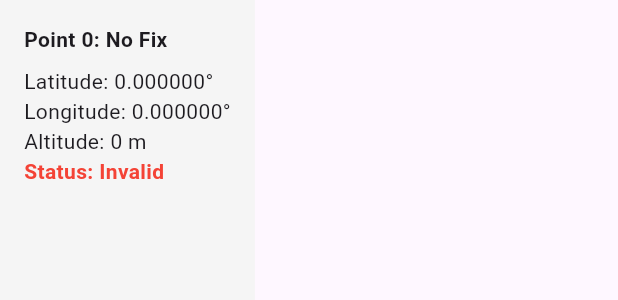
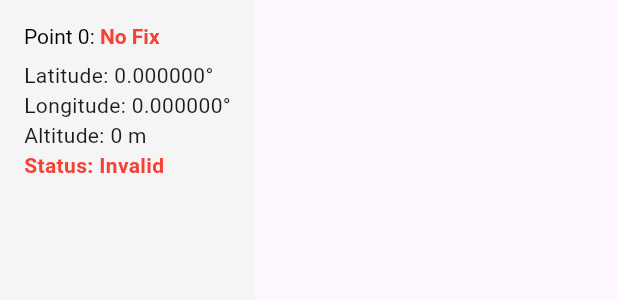
Before and after one commit to DolBich/map_of_points, a Flutter app: the _PointWidget widget shown alone on an empty page, opened directly with empty values, on a phone screen of 412 x 824 dp. Shown: the top 300 px of the screen. Run offline on Flutter 3.47's test engine with Material 3 defaults, Android fonts, the phone set to English and light mode, and no system bars; our stand-ins replace auto_route, dartz, equatable, file_picker, flutter_bloc, flutter_map and 1 more.

Commit message:
update: before design changes

```diff
--- a/lib/presentation/screens/map/map_screen.dart
+++ b/lib/presentation/screens/map/map_screen.dart
@@ -7,7 +7,7 @@ import 'package:map_of_points/domain/entities/gps_point.dart';
 import 'package:map_of_points/presentation/screens/map/widgets/map_widget.dart';
 
 part 'map_form.dart';
-part 'widgets.dart';
+part 'widgets/widgets.dart';
 
 @RoutePage()
 class MapScreen extends StatelessWidget {
--- /dev/null
+++ b/lib/presentation/screens/map/widgets/widgets.dart
@@ -0,0 +1,115 @@
+part of '../map_screen.dart';
+
+class _PointWidget extends StatelessWidget {
+  final GpsPoint point;
+
+  const _PointWidget({required this.point});
+
+  TextStyle _getFixStyle(int gpsFix) {
+    final Color color;
+    switch (gpsFix) {
+      case 3:
+        color = Colors.green;
+      case 2:
+        color = Colors.blue;
+      case 1:
+        color = Colors.orange;
+      case 0:
+        color = Colors.red;
+      default:
+        color = Colors.grey;
+    }
+
+    return TextStyle(
+      fontWeight: FontWeight.bold,
+      color: color,
+    );
+  }
+
+  @override
+  Widget build(BuildContext context) {
+    return Container(
+      padding: const EdgeInsets.all(16),
+      color: Colors.grey[100],
+      child: Column(
+        crossAxisAlignment: CrossAxisAlignment.start,
+        children: [
+          RichText(
+              text: TextSpan(
+                  children: [
+                    TextSpan(text: 'Point ${point.index}: ', style: TextStyle(color: Colors.black)),
+                    TextSpan(text: point.fixDescription, style: _getFixStyle(point.gpsFix)),
+                  ]
+              ),
+          ),
+          const SizedBox(height: 8),
+          Text('Latitude: ${point.latitudeInDegrees.toStringAsFixed(6)}°'),
+          Text('Longitude: ${point.longitudeInDegrees.toStringAsFixed(6)}°'),
+          Text('Altitude: ${point.altitude} m'),
+          Text(
+            'Status: ${point.isValid ? "Valid" : "Invalid"}',
+            style: TextStyle(
+              color: point.isValid ? Colors.green : Colors.red,
+              fontWeight: FontWeight.bold,
+            ),
+          ),
+        ],
+      ),
+    );
+  }
+}
+
+class _TimelineSlider extends StatelessWidget {
+  const _TimelineSlider();
+
+  BoxDecoration get _decoration {
+    return BoxDecoration(
+      color: Colors.white,
+      boxShadow: [
+        BoxShadow(
+          color: Colors.black.withAlpha(25),
+          blurRadius: 4,
+          offset: const Offset(0, -2),
+        ),
+      ],
+    );
+  }
+
+  Widget _slider({
+    required BuildContext context,
+    required int length,
+    required int index,
+  }) {
+    return Slider(
+      value: index.toDouble(),
+      min: 0,
+      max: (length - 1).toDouble(),
+      onChanged: (value) {
+        final bloc = context.read<MapBloc>();
+        bloc.add(MapEvent.pointSelected(value.toInt()));
+      },
+    );
+  }
+
+  @override
+  Widget build(BuildContext context) {
+    return BlocBuilder<MapBloc, MapState>(
+      buildWhen: (p, c) => p.points.length != c.points.length || p.selectedPoint != c.selectedPoint,
+      builder: (context, state) {
+        final index = state.selectedPoint?.index ?? 0;
+        final length = state.points.length;
+
+        return Container(
+          padding: const EdgeInsets.all(16),
+          decoration: _decoration,
+          child: Column(
+            children: [
+              Text('Point ${index + 1} of $length'),
+              _slider(context: context, length: length, index: index),
+            ],
+          ),
+        );
+      },
+    );
+  }
+}
```
Also changed, not shown: lib/presentation/screens/map/widgets.dart (deleted, +0 -97 lines), lib/presentation/screens/map/widgets/map_widget.dart (+37 -33 lines).
